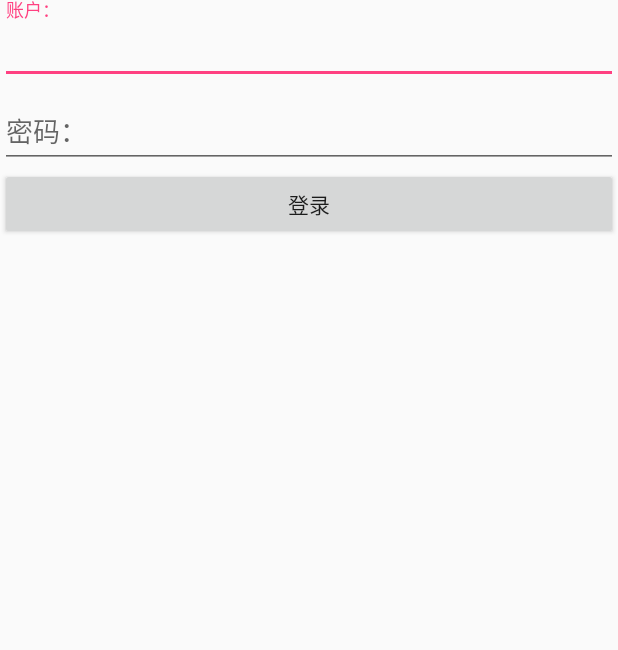
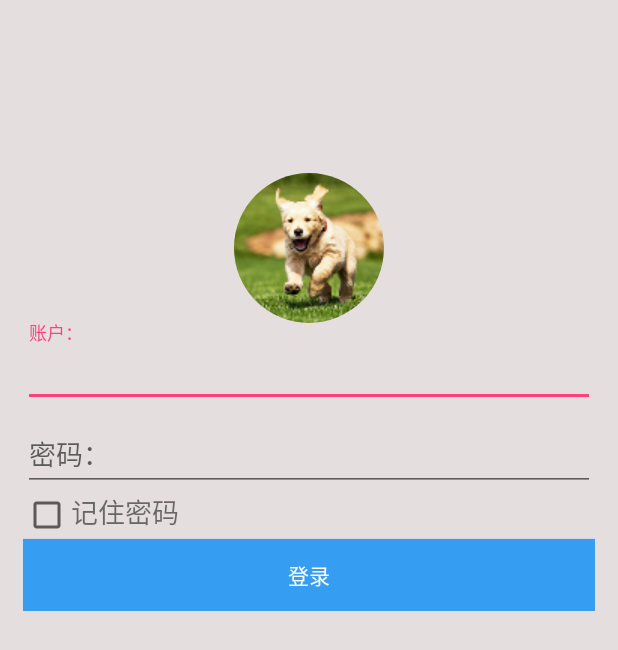
Before and after one commit to shadowAnt/MyLoginLayout, an Android app: the screen it shows after launch (MainActivity), on a phone screen of 412 x 824 dp. Shown: the top 650 px of the screen. Run offline under Robolectric (Android 15) with nearby library versions, the phone set to English and light mode, and no system bars; our stand-ins replace CircleImageView; libraries missing offline, so code that uses them is left out: space.wangjiang.toaster.

Commit message:
完成登录界面及跳转

```diff
--- a/app/src/main/AndroidManifest.xml
+++ b/app/src/main/AndroidManifest.xml
@@ -8,13 +8,15 @@
         android:label="@string/app_name"
         android:supportsRtl="true"
         android:theme="@style/AppTheme">
-        <activity android:name=".MainActivity">
+        <activity android:name=".MainActivity"
+            android:label="login">
             <intent-filter>
                 <action android:name="android.intent.action.MAIN" />
 
                 <category android:name="android.intent.category.LAUNCHER" />
             </intent-filter>
         </activity>
+        <activity android:name=".HomeActivity"></activity>
     </application>
 
 </manifest>
--- a/app/src/main/res/layout/login_fragment.xml
+++ b/app/src/main/res/layout/login_fragment.xml
@@ -3,7 +3,8 @@
     android:layout_width="match_parent"
     android:layout_height="match_parent"
     android:orientation="vertical"
-    android:gravity="center" >
+    android:gravity="center"
+    android:background="#e5dede">
 
     <ProgressBar
         android:id="@+id/login_progress"
@@ -13,11 +14,24 @@
         android:layout_marginBottom="8dp"
         android:visibility="gone" />
 
+    <ScrollView
+        android:layout_width="match_parent"
+        android:layout_height="match_parent">
 
         <LinearLayout
             android:layout_width="match_parent"
             android:layout_height="match_parent"
-        android:orientation="vertical">
+            android:orientation="vertical"
+            android:layout_margin="15dp">
+
+            <de.hdodenhof.circleimageview.CircleImageView
+                android:layout_width="100dp"
+                android:layout_height="100dp"
+                android:layout_marginTop="100dp"
+                android:layout_gravity="center_horizontal"
+                android:id="@+id/icon_image"
+                android:src="@drawable/icon_user"
+                />
 
             <android.support.design.widget.TextInputLayout
                 android:layout_width="match_parent"
@@ -48,14 +62,30 @@
 
             </android.support.design.widget.TextInputLayout>
 
+            <LinearLayout
+                android:layout_width="match_parent"
+                android:layout_height="wrap_content">
+                <CheckBox
+                    android:layout_width="wrap_content"
+                    android:layout_height="wrap_content"
+                    android:id="@+id/remember_pass"/>
+
+                <TextView
+                    android:layout_width="wrap_content"
+                    android:layout_height="wrap_content"
+                    android:textSize="18sp"
+                    android:text="记住密码"/>
+            </LinearLayout>
+
             <Button
                 android:layout_width="match_parent"
                 android:layout_height="wrap_content"
                 android:gravity="center"
                 android:text="登录"
-            android:id="@+id/login"/>
+                android:textColor="#fff"
+                android:id="@+id/login"
+                android:background="#359df2"/>
 
         </LinearLayout>
-
-
+    </ScrollView>
 </LinearLayout>
```
Also changed, not shown: app/build.gradle (+10 -0 lines), app/src/main/java/com/example/mylayout/HomeActivity.java (added, +13 -0 lines), app/src/main/java/com/example/mylayout/LoginFragment.java (+12 -0 lines), app/src/main/res/layout/activity_home.xml (added, +21 -0 lines), app/src/main/res/layout/titile.xml (added, +14 -0 lines), app/src/main/res/drawable-xxhdpi/icon_user.png (added). Lines whose indentation alone changed are shown as unchanged.
